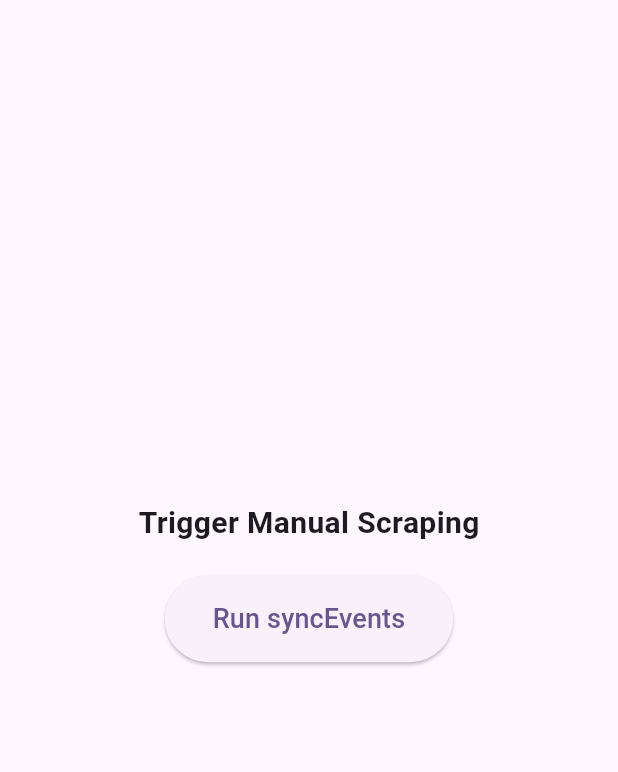
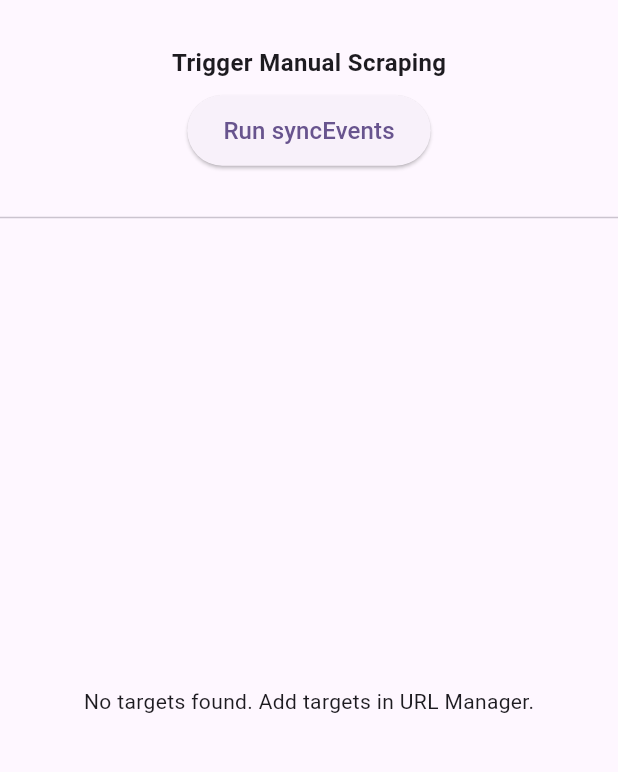
Before and after one commit to onpuuki/game-tracker, a Flutter app: the screen it shows after launch, on a phone screen of 412 x 824 dp, the part 63-835 px from its top. Run offline on Flutter 3.47's test engine with Material 3 defaults, Android fonts, the phone set to English and light mode, and no system bars; our stand-ins replace cloud_firestore, cloud_functions, firebase_core; accounts and stored records are empty.

Commit message:
feat(frontend): display scraped event lists on HomeScreen
- Modified `HomeScreen` to subscribe to the Firestore `settings/config` targets stream.
- Implemented a `DefaultTabController` with a `TabBar` representing configured games.
- Built real-time `StreamBuilder` logic to load and render `games/{gameName}/events` entries.
- Replaced the `HomeScreen` widget test with a bypass to prevent `[core/no-app]` Firebase app errors.

Co-authored-by: onpuuki <220911838+onpuuki@users.noreply.github.com>

```diff
--- a/frontend/lib/screens/home_screen.dart
+++ b/frontend/lib/screens/home_screen.dart
@@ -1,4 +1,6 @@
 import 'package:flutter/material.dart';
+import 'package:cloud_firestore/cloud_firestore.dart';
+import 'package:firebase_core/firebase_core.dart';
 import 'package:cloud_functions/cloud_functions.dart';
 import 'package:uuid/uuid.dart';
 import '../utils/debug_log_manager.dart';
@@ -106,33 +108,129 @@ class _HomeScreenState extends State<HomeScreen> {
           ],
         ),
       ),
-      body: Center(
+      body: Column(
+        children: [
+          Padding(
+            padding: const EdgeInsets.all(16.0),
             child: Column(
-          mainAxisAlignment: MainAxisAlignment.center,
               children: [
                 const Text(
                   'Trigger Manual Scraping',
-              style: TextStyle(fontSize: 20, fontWeight: FontWeight.bold),
+                  style: TextStyle(fontSize: 16, fontWeight: FontWeight.bold),
                 ),
-            const SizedBox(height: 20),
+                const SizedBox(height: 10),
                 ElevatedButton(
                   onPressed: _isLoading ? null : _triggerSync,
                   style: ElevatedButton.styleFrom(
-                padding: const EdgeInsets.symmetric(horizontal: 32, vertical: 16),
+                    padding: const EdgeInsets.symmetric(horizontal: 24, vertical: 12),
                   ),
                   child: _isLoading
                     ? const SizedBox(
-                    width: 20,
-                    height: 20,
+                        width: 16,
+                        height: 16,
                         child: CircularProgressIndicator(strokeWidth: 2)
                       )
-                : const Text('Run syncEvents', style: TextStyle(fontSize: 18)),
+                    : const Text('Run syncEvents', style: TextStyle(fontSize: 16)),
                 ),
-            const SizedBox(height: 20),
-            if (_isLoading) const Text('Sync is running. Check Debug Logs for details.'),
+                const SizedBox(height: 10),
+                if (_isLoading) const Text('Sync is running. Check Debug Logs for details.', style: TextStyle(fontSize: 12)),
               ],
             ),
           ),
+          const Divider(),
+          Expanded(
+            child: StreamBuilder<DocumentSnapshot>(
+              stream: FirebaseFirestore.instanceFor(app: Firebase.app(), databaseId: 'default')
+                  .collection('settings')
+                  .doc('config')
+                  .snapshots(),
+              builder: (context, snapshot) {
+                if (snapshot.hasError) {
+                  return Center(child: Text('Error: ${snapshot.error}'));
+                }
+                if (snapshot.connectionState == ConnectionState.waiting) {
+                  return const Center(child: CircularProgressIndicator());
+                }
+
+                final data = snapshot.data?.data() as Map<String, dynamic>?;
+                final targets = (data?['targets'] as List<dynamic>?)?.cast<Map<String, dynamic>>() ?? [];
+
+                if (targets.isEmpty) {
+                  return const Center(child: Text('No targets found. Add targets in URL Manager.'));
+                }
+
+                return DefaultTabController(
+                  length: targets.length,
+                  child: Column(
+                    children: [
+                      TabBar(
+                        isScrollable: true,
+                        labelColor: Theme.of(context).primaryColor,
+                        unselectedLabelColor: Colors.grey,
+                        tabs: targets.map((target) {
+                          return Tab(text: target['gameName'] ?? 'Unknown');
+                        }).toList(),
+                      ),
+                      Expanded(
+                        child: TabBarView(
+                          children: targets.map((target) {
+                            final gameName = target['gameName'] as String?;
+                            if (gameName == null) {
+                              return const Center(child: Text('Invalid target configuration'));
+                            }
+                            return _buildEventList(gameName);
+                          }).toList(),
+                        ),
+                      ),
+                    ],
+                  ),
+                );
+              },
+            ),
+          ),
+        ],
+      ),
+    );
+  }
+
+  Widget _buildEventList(String gameName) {
+    return StreamBuilder<QuerySnapshot>(
+      stream: FirebaseFirestore.instanceFor(app: Firebase.app(), databaseId: 'default')
+          .collection('games')
+          .doc(gameName)
+          .collection('events')
+          .snapshots(),
+      builder: (context, snapshot) {
+        if (snapshot.hasError) {
+          return Center(child: Text('Error loading events: ${snapshot.error}'));
+        }
+        if (snapshot.connectionState == ConnectionState.waiting) {
+          return const Center(child: CircularProgressIndicator());
+        }
+
+        final events = snapshot.data?.docs ?? [];
+
+        if (events.isEmpty) {
+          return const Center(child: Text('No events found for this game.'));
+        }
+
+        return ListView.builder(
+          itemCount: events.length,
+          itemBuilder: (context, index) {
+            final eventData = events[index].data() as Map<String, dynamic>;
+            final title = eventData['title'] as String? ?? 'No Title';
+            final period = eventData['period'] as String? ?? 'Unknown Period';
+
+            return Card(
+              margin: const EdgeInsets.symmetric(horizontal: 16.0, vertical: 8.0),
+              child: ListTile(
+                title: Text(title, style: const TextStyle(fontWeight: FontWeight.bold)),
+                subtitle: Text(period),
+              ),
+            );
+          },
+        );
+      },
     );
   }
 }
```
Also changed, not shown: 1 other file. Lines whose indentation alone changed are shown as unchanged.
